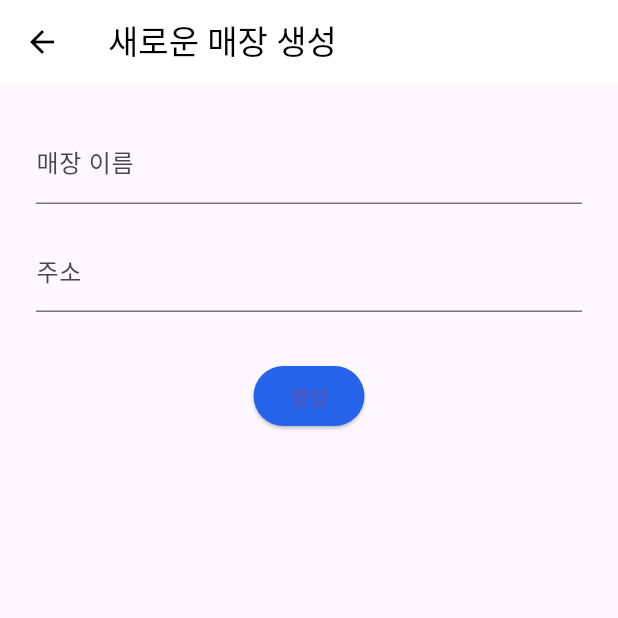
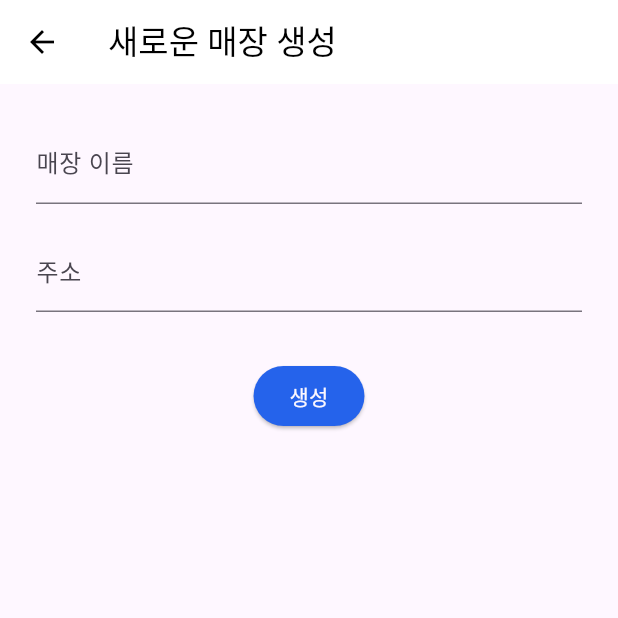
Before and after one commit to onyune/Re_fill, a Flutter app: the FirstScreen screen opened directly, after a tap on "＋ 새로운 매장 생성", on a phone screen of 412 x 824 dp, the top half of it. Run offline on Flutter 3.47's test engine with Material 3 defaults, Android fonts, the phone set to English and light mode, and no system bars; our stand-ins replace cloud_firestore, firebase_auth, firebase_core, firebase_messaging, geolocator, google_sign_in; accounts and stored records are empty.

```diff
--- a/lib/login_service/create_store_screen.dart
+++ b/lib/login_service/create_store_screen.dart
@@ -1,6 +1,7 @@
 import 'package:flutter/material.dart';
 import 'package:cloud_firestore/cloud_firestore.dart';
 import 'package:firebase_auth/firebase_auth.dart';
+import 'package:refill/colors.dart';
 import '../main_navigation.dart';
 
 class CreateStoreScreen extends StatelessWidget {
@@ -47,25 +48,34 @@ class CreateStoreScreen extends StatelessWidget {
                     return;
                   }
 
-                  await FirebaseFirestore.instance.collection('stores').add({
+                  // 매장 생성하고 DocumentReference 받아오기
+                  final storeRef = await FirebaseFirestore.instance.collection('stores').add({
                     'storeName': storeName,
                     'address': address,
                     'ownerUid': uid,
                     'createdAt': Timestamp.now(),
+                    'members': [], // 직원 목록은 비어 있음
+                    // 나중에 사용 -- 'inviteCode': generateInviteCode(), // 랜덤 초대코드
+                    // 나중에 사용 -- 'autoOrderEnabled': false,
+                    'storeType': '카페',
                   });
 
+                  // 사용자 문서에 storeId와 role도 저장
                   await FirebaseFirestore.instance.collection('users').doc(uid).update({
-                    'hasStore': true,
+                    'storeId': storeRef.id,
+                    'role': 'owner', // 점주
+                    'createdAt': FieldValue.serverTimestamp(),
                   });
 
+                  // 3. 메인 화면으로 이동
                   Navigator.pushAndRemoveUntil(
                     context,
                     MaterialPageRoute(builder: (_) => const MainNavigation()),
                         (route) => false,
                   );
                 },
-                style: ElevatedButton.styleFrom(backgroundColor: Color(0xFF2563EB)),
-                child: const Text('생성'),
+                style: ElevatedButton.styleFrom(backgroundColor: AppColors.primary),
+                child: const Text('생성', style: TextStyle(color: AppColors.background)),
               )
             ],
           ),
--- a/lib/login_service/first_screen.dart
+++ b/lib/login_service/first_screen.dart
@@ -1,4 +1,5 @@
 import 'package:flutter/material.dart';
+import 'package:refill/colors.dart';
 import 'create_store_screen.dart';
 
 class FirstScreen extends StatelessWidget {
@@ -7,7 +8,7 @@ class FirstScreen extends StatelessWidget {
   @override
   Widget build(BuildContext context) {
     return Scaffold(
-      backgroundColor: Colors.white,
+      backgroundColor: AppColors.background,
       body: SafeArea(
         child: Padding(
           padding: const EdgeInsets.all(24.0),
@@ -17,10 +18,12 @@ class FirstScreen extends StatelessWidget {
               const SizedBox(height: 60),
               const Text(
                 'Re:fill',
-                style: TextStyle(fontSize: 32, fontWeight: FontWeight.bold, color: Color(0xFF2563EB)),
+                style: TextStyle(fontSize: 32, fontWeight: FontWeight.bold, color: AppColors.primary),
               ),
               const SizedBox(height: 8),
-              const Text('자동 발주, 똑똑한 재고 관리의 시작', style: TextStyle(fontSize: 18)),
+              const Text(
+                  '자동 발주, 똑똑한 재고 관리의 시작',
+                  style: TextStyle(fontSize: 18)),
               const Spacer(),
               Center(
                 child: ElevatedButton(
@@ -32,10 +35,12 @@ class FirstScreen extends StatelessWidget {
                     // 매장 생성 화면으로 이동
                   },
                   style: ElevatedButton.styleFrom(
-                    backgroundColor: Color(0xFF2563EB),
+                    backgroundColor: AppColors.primary,
                     padding: const EdgeInsets.symmetric(horizontal: 32, vertical: 16),
                   ),
-                  child: const Text('＋ 새로운 매장 생성', style: TextStyle(fontSize: 16)),
+                  child: const Text(
+                      '＋ 새로운 매장 생성',
+                      style: TextStyle(fontSize: 16, color: AppColors.background)),
                 ),
               ),
               const SizedBox(height: 80),
```
Also changed, not shown: lib/login_service/login_screen.dart (+59 -0 lines).
